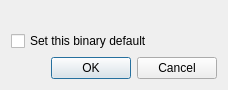
This is Ui/ClangFormatCmdSet.ui in amilaperera/clang-format-gui as Qt 5 draws it before an edit. The edited form follows.
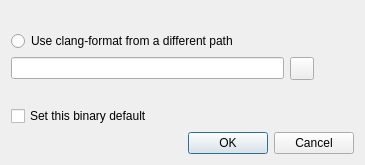
This is the edited form. Icons and pictures are not drawn.

Commit message: changing set clang-format dialog window to have it input from the user. A new radio button is inserted to allow user to select if the binary is selected manually.

What changed in the file:
```diff
--- a/Ui/ClangFormatCmdSet.ui
+++ b/Ui/ClangFormatCmdSet.ui
@@ -6,8 +6,8 @@
    <rect>
     <x>0</x>
     <y>0</y>
-    <width>337</width>
-    <height>131</height>
+    <width>457</width>
+    <height>266</height>
    </rect>
   </property>
   <property name="sizePolicy">
@@ -22,24 +22,85 @@
   <property name="modal">
    <bool>false</bool>
   </property>
-  <layout class="QVBoxLayout" name="verticalLayout_2">
+  <layout class="QGridLayout" name="gridLayout_3">
    <property name="sizeConstraint">
     <enum>QLayout::SetFixedSize</enum>
    </property>
-   <item>
+   <item row="0" column="0">
     <layout class="QGridLayout" name="gridLayout"/>
    </item>
-   <item>
+   <item row="1" column="0">
     <widget class="QLabel" name="label">
-     <property name="enabled">
-      <bool>false</bool>
+     <property name="text">
+      <string/>
      </property>
+    </widget>
+   </item>
+   <item row="2" column="0">
+    <layout class="QGridLayout" name="gridLayout_2">
+     <item row="0" column="0">
+      <widget class="QRadioButton" name="radioButton">
+       <property name="text">
+        <string>Use clang-format from a different path</string>
+       </property>
+      </widget>
+     </item>
+     <item row="0" column="1">
+      <spacer name="horizontalSpacer_3">
+       <property name="orientation">
+        <enum>Qt::Horizontal</enum>
+       </property>
+       <property name="sizeHint" stdset="0">
+        <size>
+         <width>40</width>
+         <height>20</height>
+        </size>
+       </property>
+      </spacer>
+     </item>
+     <item row="1" column="0" colspan="2">
+      <widget class="QLineEdit" name="lineEdit"/>
+     </item>
+     <item row="1" column="2">
+      <widget class="QToolButton" name="toolButton">
+       <property name="text">
+        <string/>
+       </property>
+       <property name="icon">
+        <iconset resource="../ResourcesIcons.qrc">
+         <normaloff>:/Resources/document-open-5.png</normaloff>:/Resources/document-open-5.png</iconset>
+       </property>
+       <property name="iconSize">
+        <size>
+         <width>16</width>
+         <height>16</height>
+        </size>
+       </property>
+      </widget>
+     </item>
+     <item row="1" column="3">
+      <spacer name="horizontalSpacer_4">
+       <property name="orientation">
+        <enum>Qt::Horizontal</enum>
+       </property>
+       <property name="sizeHint" stdset="0">
+        <size>
+         <width>40</width>
+         <height>20</height>
+        </size>
+       </property>
+      </spacer>
+     </item>
+    </layout>
+   </item>
+   <item row="3" column="0">
+    <widget class="QLabel" name="label_2">
      <property name="text">
       <string/>
      </property>
     </widget>
    </item>
-   <item>
+   <item row="4" column="0">
     <layout class="QVBoxLayout" name="verticalLayout">
      <item>
       <layout class="QHBoxLayout" name="horizontalLayout_2">
```
Left out of the diff: 4 changed lines with no effect on the pictures. The commit also changes 3 other files.
